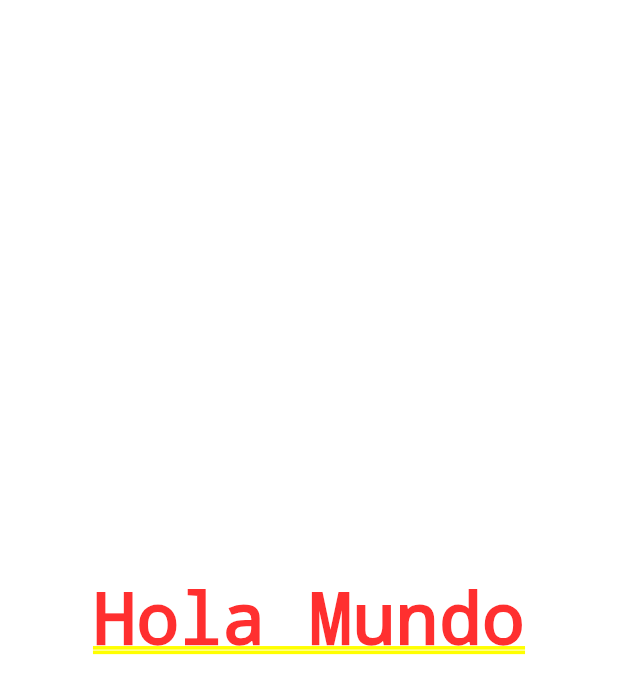
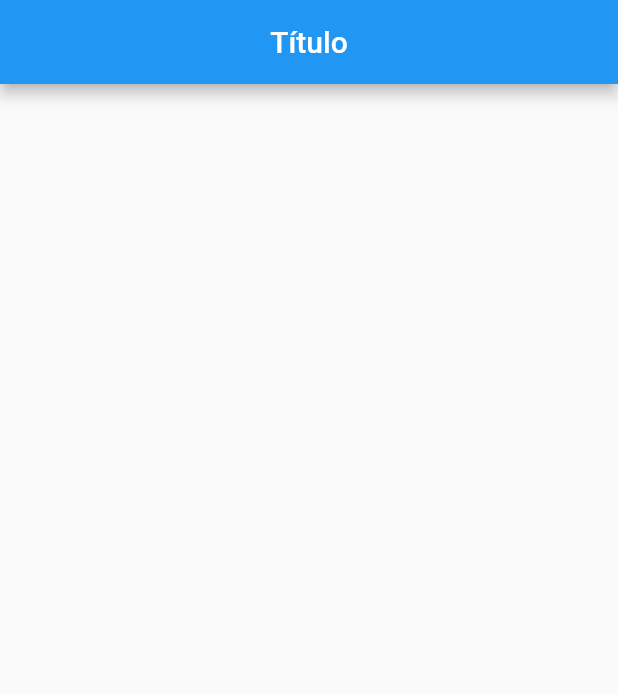
Before and after one commit to abelardolg/flutter-contador, a Flutter app: the screen it shows after launch, on a phone screen of 412 x 824 dp. Shown: the top 694 px of the screen. Run offline on Flutter 3.47's test engine with Material 2 defaults, Android fonts, the phone set to English and light mode, and no system bars.

Commit message:
:truck: Created pages and widgets dir

```diff
--- a/lib/src/contador.app.dart
+++ b/lib/src/contador.app.dart
@@ -1,3 +1,4 @@
+import 'package:contador/src/pages/home.page.dart';
 import 'package:flutter/material.dart';
 import 'package:flutter/widgets.dart';
 
@@ -5,7 +6,9 @@ class ContadorApp extends StatelessWidget {
   @override
   Widget build(BuildContext context) {
     return MaterialApp(
-        home: Center(child: Text("Hola Mundo"))
+        home: Center(
+          child: HomePage()
+        )
     );
   }
 }
--- /dev/null
+++ b/lib/src/pages/home.page.dart
@@ -0,0 +1,11 @@
+
+import 'package:flutter/material.dart';
+import 'package:contador/src/pages/widgets/scaffolds/simple_scaffold.widget.dart';
+
+class HomePage extends StatelessWidget {
+  @override
+  Widget build(BuildContext context) {
+    return SimpleScaffoldWidget("Título", true);
+  }
+
+}
--- /dev/null
+++ b/lib/src/pages/widgets/appbars/simple_appbar.dart
@@ -0,0 +1,8 @@
+
+import 'package:flutter/material.dart';
+
+class SimpleAppbar extends AppBar {
+
+  SimpleAppbar(String appBarTitle, bool isCenteredTitle) : super(title: Text(appBarTitle), centerTitle: isCenteredTitle);
+
+}
--- /dev/null
+++ b/lib/src/pages/widgets/scaffolds/simple_scaffold.widget.dart
@@ -0,0 +1,8 @@
+import 'package:flutter/material.dart';
+
+import 'package:contador/src/pages/widgets/appbars/simple_appbar.dart';
+class SimpleScaffoldWidget extends Scaffold {
+
+  SimpleScaffoldWidget (String appBarTitle, bool isTitleCentered) : super(appBar: SimpleAppbar(appBarTitle, isTitleCentered));
+
+}
```
